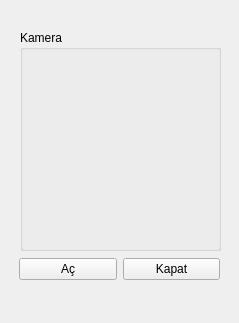
The window that UI/FaceDetection.ui (VEKTORELPYTHON22PROJELER/efendi) describes before a commit, drawn with Qt 5.
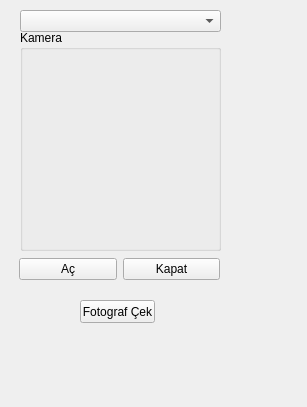
The same window after the commit.

Diff of the .ui file:
```diff
--- a/UI/FaceDetection.ui
+++ b/UI/FaceDetection.ui
@@ -6,8 +6,8 @@
    <rect>
     <x>0</x>
     <y>0</y>
-    <width>239</width>
-    <height>323</height>
+    <width>307</width>
+    <height>407</height>
    </rect>
   </property>
   <property name="windowTitle">
@@ -65,6 +65,29 @@
     </property>
    </widget>
   </widget>
+  <widget class="QPushButton" name="btTake">
+   <property name="geometry">
+    <rect>
+     <x>80</x>
+     <y>300</y>
+     <width>75</width>
+     <height>23</height>
+    </rect>
+   </property>
+   <property name="text">
+    <string>Fotograf Çek</string>
+   </property>
+  </widget>
+  <widget class="QComboBox" name="comboBox">
+   <property name="geometry">
+    <rect>
+     <x>20</x>
+     <y>10</y>
+     <width>201</width>
+     <height>22</height>
+    </rect>
+   </property>
+  </widget>
  </widget>
  <resources/>
  <connections/>
```
